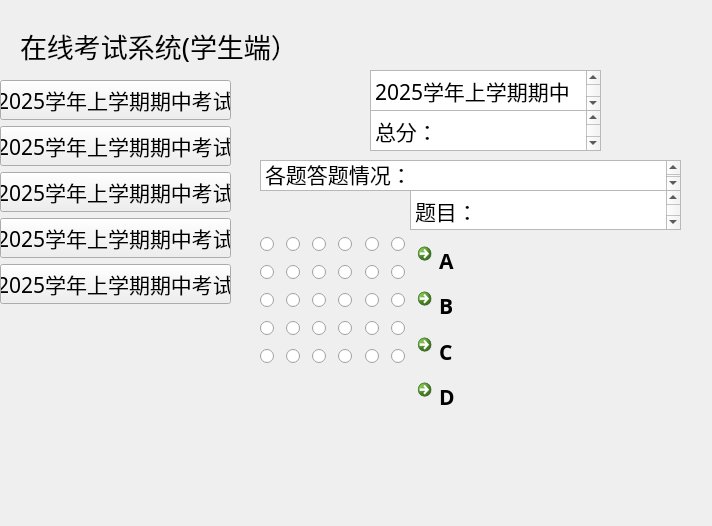
Old version of the form source/studentchafen.ui in the repository Sodataco/exam-system.
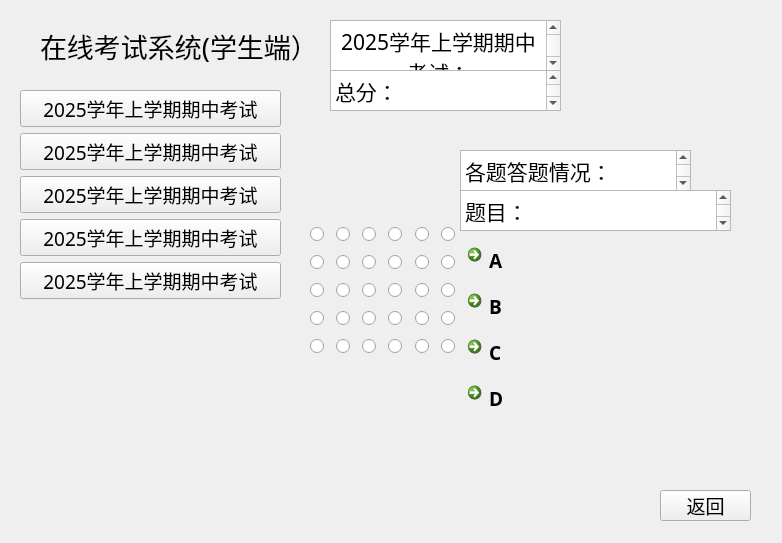
New version of the form.

Patch:
```diff
--- a/source/studentchafen.ui
+++ b/source/studentchafen.ui
@@ -6,14 +6,14 @@
    <rect>
     <x>0</x>
     <y>0</y>
-    <width>712</width>
-    <height>526</height>
+    <width>782</width>
+    <height>543</height>
    </rect>
   </property>
   <property name="font">
    <font>
     <family>华文中宋</family>
-    <pointsize>16</pointsize>
+    <pointsize>14</pointsize>
    </font>
   </property>
   <property name="windowTitle">
@@ -22,7 +22,7 @@
   <widget class="QLabel" name="label">
    <property name="geometry">
     <rect>
-     <x>20</x>
+     <x>40</x>
      <y>10</y>
      <width>281</width>
      <height>71</height>
@@ -30,6 +30,7 @@
    </property>
    <property name="font">
     <font>
+     <family>华文中宋</family>
      <pointsize>20</pointsize>
     </font>
    </property>
@@ -40,9 +41,9 @@
   <widget class="QWidget" name="verticalLayoutWidget">
    <property name="geometry">
     <rect>
-     <x>0</x>
-     <y>80</y>
-     <width>231</width>
+     <x>20</x>
+     <y>90</y>
+     <width>261</width>
      <height>441</height>
     </rect>
    </property>
@@ -100,8 +101,8 @@
   <widget class="QWidget" name="gridLayoutWidget">
    <property name="geometry">
     <rect>
-     <x>260</x>
-     <y>230</y>
+     <x>310</x>
+     <y>220</y>
      <width>151</width>
      <height>141</height>
     </rect>
@@ -322,61 +323,70 @@
   <widget class="QTextBrowser" name="textBrowser">
    <property name="geometry">
     <rect>
-     <x>370</x>
-     <y>70</y>
+     <x>330</x>
+     <y>20</y>
      <width>231</width>
-     <height>41</height>
+     <height>51</height>
     </rect>
    </property>
    <property name="html">
     <string>&lt;!DOCTYPE HTML PUBLIC &quot;-//W3C//DTD HTML 4.0//EN&quot; &quot;http://www.w3.org/TR/REC-html40/strict.dtd&quot;&gt;
-&lt;html&gt;&lt;head&gt;&lt;meta name=&quot;qrichtext&quot; content=&quot;1&quot; /&gt;&lt;style type=&quot;text/css&quot;&gt;
+&lt;html&gt;&lt;head&gt;&lt;meta name=&quot;qrichtext&quot; content=&quot;1&quot; /&gt;&lt;meta charset=&quot;utf-8&quot; /&gt;&lt;style type=&quot;text/css&quot;&gt;
 p, li { white-space: pre-wrap; }
-&lt;/style&gt;&lt;/head&gt;&lt;body style=&quot; font-family:'华文中宋'; font-size:16pt; font-weight:400; font-style:normal;&quot;&gt;
-&lt;p style=&quot; margin-top:0px; margin-bottom:0px; margin-left:0px; margin-right:0px; -qt-block-indent:0; text-indent:0px;&quot;&gt;2025学年上学期期中考试：&lt;/p&gt;&lt;/body&gt;&lt;/html&gt;</string>
+hr { height: 1px; border-width: 0; }
+li.unchecked::marker { content: &quot;\2610&quot;; }
+li.checked::marker { content: &quot;\2612&quot;; }
+&lt;/style&gt;&lt;/head&gt;&lt;body style=&quot; font-family:'华文中宋'; font-size:14pt; font-weight:400; font-style:normal;&quot;&gt;
+&lt;p align=&quot;center&quot; style=&quot; margin-top:0px; margin-bottom:0px; margin-left:0px; margin-right:0px; -qt-block-indent:0; text-indent:0px;&quot;&gt;&lt;span style=&quot; font-size:16pt;&quot;&gt;2025学年上学期期中考试：&lt;/span&gt;&lt;/p&gt;&lt;/body&gt;&lt;/html&gt;</string>
    </property>
   </widget>
   <widget class="QTextBrowser" name="textBrowser_2">
    <property name="geometry">
     <rect>
-     <x>370</x>
-     <y>110</y>
+     <x>330</x>
+     <y>70</y>
      <width>231</width>
      <height>41</height>
     </rect>
    </property>
    <property name="html">
     <string>&lt;!DOCTYPE HTML PUBLIC &quot;-//W3C//DTD HTML 4.0//EN&quot; &quot;http://www.w3.org/TR/REC-html40/strict.dtd&quot;&gt;
-&lt;html&gt;&lt;head&gt;&lt;meta name=&quot;qrichtext&quot; content=&quot;1&quot; /&gt;&lt;style type=&quot;text/css&quot;&gt;
+&lt;html&gt;&lt;head&gt;&lt;meta name=&quot;qrichtext&quot; content=&quot;1&quot; /&gt;&lt;meta charset=&quot;utf-8&quot; /&gt;&lt;style type=&quot;text/css&quot;&gt;
 p, li { white-space: pre-wrap; }
-&lt;/style&gt;&lt;/head&gt;&lt;body style=&quot; font-family:'华文中宋'; font-size:16pt; font-weight:400; font-style:normal;&quot;&gt;
-&lt;p style=&quot; margin-top:0px; margin-bottom:0px; margin-left:0px; margin-right:0px; -qt-block-indent:0; text-indent:0px;&quot;&gt;总分：&lt;/p&gt;&lt;/body&gt;&lt;/html&gt;</string>
+hr { height: 1px; border-width: 0; }
+li.unchecked::marker { content: &quot;\2610&quot;; }
+li.checked::marker { content: &quot;\2612&quot;; }
+&lt;/style&gt;&lt;/head&gt;&lt;body style=&quot; font-family:'华文中宋'; font-size:14pt; font-weight:400; font-style:normal;&quot;&gt;
+&lt;p style=&quot; margin-top:0px; margin-bottom:0px; margin-left:0px; margin-right:0px; -qt-block-indent:0; text-indent:0px;&quot;&gt;&lt;span style=&quot; font-size:16pt;&quot;&gt;总分：&lt;/span&gt;&lt;/p&gt;&lt;/body&gt;&lt;/html&gt;</string>
    </property>
   </widget>
   <widget class="QTextBrowser" name="textBrowser_3">
    <property name="geometry">
     <rect>
-     <x>260</x>
-     <y>160</y>
-     <width>421</width>
-     <height>31</height>
+     <x>460</x>
+     <y>150</y>
+     <width>231</width>
+     <height>41</height>
     </rect>
    </property>
    <property name="html">
     <string>&lt;!DOCTYPE HTML PUBLIC &quot;-//W3C//DTD HTML 4.0//EN&quot; &quot;http://www.w3.org/TR/REC-html40/strict.dtd&quot;&gt;
-&lt;html&gt;&lt;head&gt;&lt;meta name=&quot;qrichtext&quot; content=&quot;1&quot; /&gt;&lt;style type=&quot;text/css&quot;&gt;
+&lt;html&gt;&lt;head&gt;&lt;meta name=&quot;qrichtext&quot; content=&quot;1&quot; /&gt;&lt;meta charset=&quot;utf-8&quot; /&gt;&lt;style type=&quot;text/css&quot;&gt;
 p, li { white-space: pre-wrap; }
-&lt;/style&gt;&lt;/head&gt;&lt;body style=&quot; font-family:'华文中宋'; font-size:16pt; font-weight:400; font-style:normal;&quot;&gt;
-&lt;p style=&quot; margin-top:0px; margin-bottom:0px; margin-left:0px; margin-right:0px; -qt-block-indent:0; text-indent:0px;&quot;&gt;各题答题情况：&lt;/p&gt;&lt;/body&gt;&lt;/html&gt;</string>
+hr { height: 1px; border-width: 0; }
+li.unchecked::marker { content: &quot;\2610&quot;; }
+li.checked::marker { content: &quot;\2612&quot;; }
+&lt;/style&gt;&lt;/head&gt;&lt;body style=&quot; font-family:'华文中宋'; font-size:14pt; font-weight:400; font-style:normal;&quot;&gt;
+&lt;p style=&quot; margin-top:0px; margin-bottom:0px; margin-left:0px; margin-right:0px; -qt-block-indent:0; text-indent:0px;&quot;&gt;&lt;span style=&quot; font-size:16pt;&quot;&gt;各题答题情况：&lt;/span&gt;&lt;/p&gt;&lt;/body&gt;&lt;/html&gt;</string>
    </property>
   </widget>
   <widget class="QWidget" name="verticalLayoutWidget_2">
    <property name="geometry">
     <rect>
-     <x>410</x>
+     <x>460</x>
      <y>190</y>
      <width>271</width>
-     <height>221</height>
+     <height>225</height>
     </rect>
    </property>
    <layout class="QVBoxLayout" name="verticalLayout_2">
@@ -384,10 +394,13 @@
      <widget class="QTextBrowser" name="textBrowser_4">
       <property name="html">
        <string>&lt;!DOCTYPE HTML PUBLIC &quot;-//W3C//DTD HTML 4.0//EN&quot; &quot;http://www.w3.org/TR/REC-html40/strict.dtd&quot;&gt;
-&lt;html&gt;&lt;head&gt;&lt;meta name=&quot;qrichtext&quot; content=&quot;1&quot; /&gt;&lt;style type=&quot;text/css&quot;&gt;
+&lt;html&gt;&lt;head&gt;&lt;meta name=&quot;qrichtext&quot; content=&quot;1&quot; /&gt;&lt;meta charset=&quot;utf-8&quot; /&gt;&lt;style type=&quot;text/css&quot;&gt;
 p, li { white-space: pre-wrap; }
-&lt;/style&gt;&lt;/head&gt;&lt;body style=&quot; font-family:'华文中宋'; font-size:16pt; font-weight:400; font-style:normal;&quot;&gt;
-&lt;p style=&quot; margin-top:0px; margin-bottom:0px; margin-left:0px; margin-right:0px; -qt-block-indent:0; text-indent:0px;&quot;&gt;题目：&lt;/p&gt;&lt;/body&gt;&lt;/html&gt;</string>
+hr { height: 1px; border-width: 0; }
+li.unchecked::marker { content: &quot;\2610&quot;; }
+li.checked::marker { content: &quot;\2612&quot;; }
+&lt;/style&gt;&lt;/head&gt;&lt;body style=&quot; font-family:'华文中宋'; font-size:14pt; font-weight:400; font-style:normal;&quot;&gt;
+&lt;p style=&quot; margin-top:0px; margin-bottom:0px; margin-left:0px; margin-right:0px; -qt-block-indent:0; text-indent:0px;&quot;&gt;&lt;span style=&quot; font-size:16pt;&quot;&gt;题目：&lt;/span&gt;&lt;/p&gt;&lt;/body&gt;&lt;/html&gt;</string>
       </property>
      </widget>
     </item>
@@ -421,6 +434,19 @@
     </item>
    </layout>
   </widget>
+  <widget class="QPushButton" name="Return">
+   <property name="geometry">
+    <rect>
+     <x>660</x>
+     <y>490</y>
+     <width>91</width>
+     <height>31</height>
+    </rect>
+   </property>
+   <property name="text">
+    <string>返回</string>
+   </property>
+  </widget>
  </widget>
  <resources/>
  <connections/>
```
